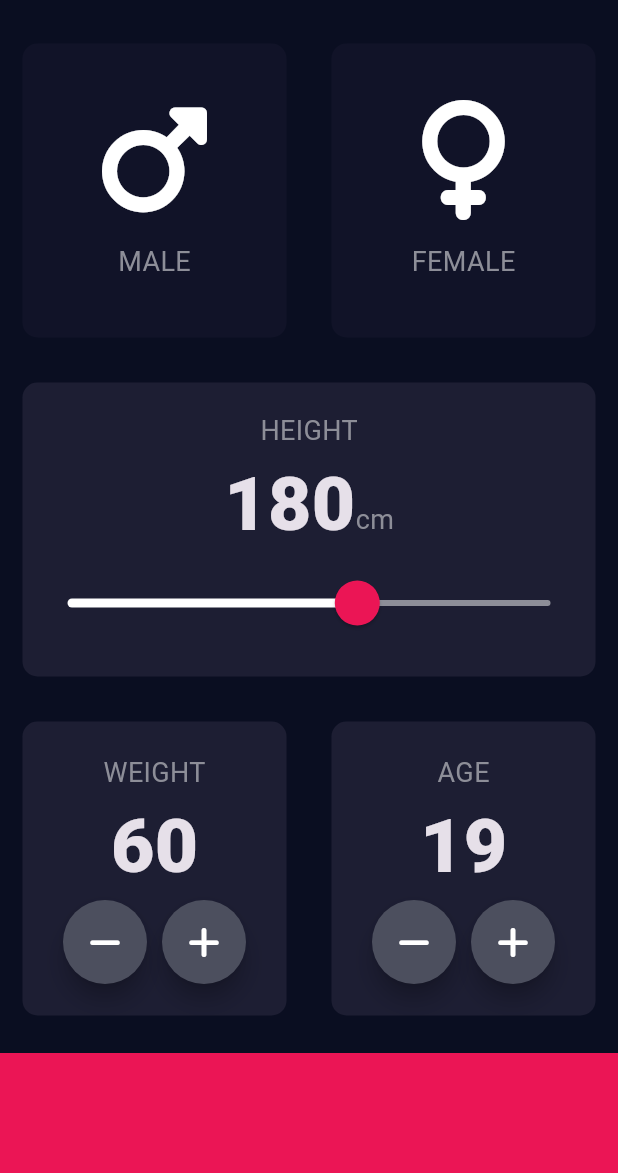
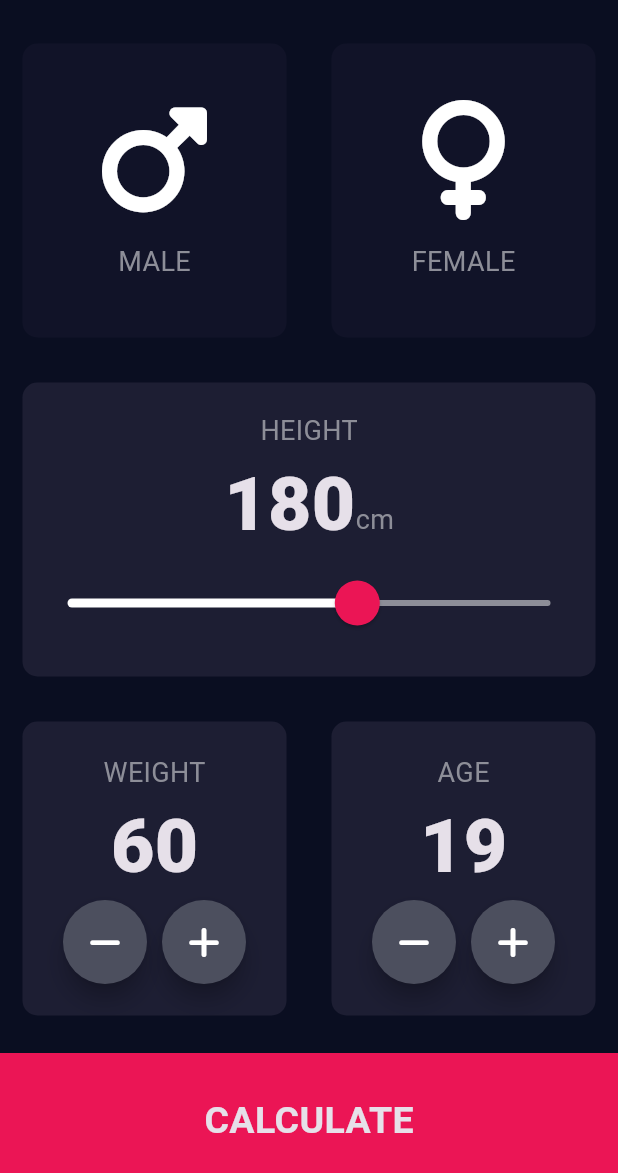
Before and after one commit to Nick-Lemy/bmi_calculator, a Flutter app: the screen it shows after launch, on a phone screen of 412 x 824 dp, the part 63-1236 px from its top. Run offline on Flutter 3.47's test engine with Material 3 defaults, Android fonts, the light colour scheme and no system bars; our stand-ins replace font_awesome_flutter.

Commit message:
BMI calculator ready to work

```diff
--- /dev/null
+++ b/lib/components/buttom_button.dart
@@ -0,0 +1,29 @@
+import 'package:flutter/material.dart';
+import '../constants.dart';
+
+class BottomButton extends StatelessWidget {
+  const BottomButton(
+      {super.key, @required this.onTap, @required this.buttonTitle});
+  final Function? onTap;
+  final String? buttonTitle;
+
+  @override
+  Widget build(BuildContext context) {
+    return GestureDetector(
+      onTap: () => onTap!(),
+      child: Container(
+        child: Center(
+          child: Text(
+            buttonTitle.toString(),
+            style: kLargeButtonTextStyle,
+          ),
+        ),
+        padding: EdgeInsets.only(top: 10),
+        color: kBottomContainerColor,
+        margin: const EdgeInsets.only(top: 10),
+        width: double.infinity,
+        height: kBottomContainerHeight,
+      ),
+    );
+  }
+}
--- a/lib/icon_content.dart
+++ b/lib/components/icon_content.dart
@@ -1,5 +1,5 @@
 import 'package:flutter/material.dart';
-import 'constants.dart';
+import '../constants.dart';
 
 class IconContent extends StatelessWidget {
   const IconContent(
--- /dev/null
+++ b/lib/components/round_icon_button.dart
@@ -0,0 +1,19 @@
+import 'package:flutter/material.dart';
+
+class RoundIconButton extends StatelessWidget {
+  const RoundIconButton({super.key, this.onPressed, this.icon});
+  final IconData? icon;
+  final VoidCallback? onPressed;
+
+  Widget build(BuildContext context) {
+    return RawMaterialButton(
+      onPressed: onPressed,
+      child: Icon(icon),
+      shape: CircleBorder(),
+      fillColor: Color(0xFF4C4F5E),
+      elevation: 6.0,
+      disabledElevation: 0.0,
+      constraints: BoxConstraints.tightFor(width: 56, height: 56),
+    );
+  }
+}
--- a/lib/constants.dart
+++ b/lib/constants.dart
@@ -7,3 +7,10 @@ const kBottomContainerColor = Color(0xFFEB1555);
 
 const kHeightTextStyle = TextStyle(fontSize: 50.0, fontWeight: FontWeight.w900);
 const kIconTextStyle = TextStyle(fontSize: 18, color: Color(0xFF8D8E98));
+const kLargeButtonTextStyle =
+    TextStyle(fontSize: 25, fontWeight: FontWeight.bold);
+const kTitleTextStyle = TextStyle(fontSize: 50.0, fontWeight: FontWeight.bold);
+const kResultTextStyle = TextStyle(
+    color: Color(0xFF24D876), fontSize: 22.0, fontWeight: FontWeight.bold);
+const kBMITextStyle = TextStyle(fontSize: 100, fontWeight: FontWeight.bold);
+const kBodyTextStyle = TextStyle(fontSize: 22.0);
--- a/lib/main.dart
+++ b/lib/main.dart
@@ -1,5 +1,5 @@
 import 'package:flutter/material.dart';
-import 'input_page.dart';
+import 'screens/input_page.dart';
 
 void main() => runApp(BMICalculator());
 
--- a/lib/input_page.dart
+++ b/lib/screens/input_page.dart
@@ -1,8 +1,12 @@
 import 'package:flutter/material.dart';
 import 'package:font_awesome_flutter/font_awesome_flutter.dart';
-import 'icon_content.dart';
-import 'reusable_card.dart';
-import 'constants.dart';
+import '../components/icon_content.dart';
+import '../components/reusable_card.dart';
+import '../constants.dart';
+import 'results_page.dart';
+import '../components/round_icon_button.dart';
+import '../components/buttom_button.dart';
+import 'package:untitled5/calculator_brain.dart';
 
 enum Gender { male, female }
 
@@ -189,32 +193,22 @@ class _InputPageState extends State<InputPage> {
               ],
             ),
           ),
-          Container(
-            color: kBottomContainerColor,
-            margin: const EdgeInsets.only(top: 10),
-            width: double.infinity,
-            height: kBottomContainerHeight,
-          )
+          BottomButton(
+              onTap: () {
+                CalculatorBrain calc =
+                    CalculatorBrain(height: height, weight: weight);
+                Navigator.push(
+                    context,
+                    MaterialPageRoute(
+                        builder: (context) => ResultsPage(
+                              bmiResult: calc.calculateBMI(),
+                              resultText: calc.getResult(),
+                              interpretation: calc.getInterpretation(),
+                            )));
+              },
+              buttonTitle: "CALCULATE")
         ],
       ),
     );
   }
 }
-
-class RoundIconButton extends StatelessWidget {
-  const RoundIconButton({super.key, this.onPressed, this.icon});
-  final IconData? icon;
-  final VoidCallback? onPressed;
-
-  Widget build(BuildContext context) {
-    return RawMaterialButton(
-      onPressed: onPressed,
-      child: Icon(icon),
-      shape: CircleBorder(),
-      fillColor: Color(0xFF4C4F5E),
-      elevation: 6.0,
-      disabledElevation: 0.0,
-      constraints: BoxConstraints.tightFor(width: 56, height: 56),
-    );
-  }
-}
```
Also changed, not shown: lib/calculator_brain.dart (added, +35 -0 lines), lib/screens/results_page.dart (added, +71 -0 lines), lib/components/reusable_card.dart (renamed from lib/reusable_card.dart).
